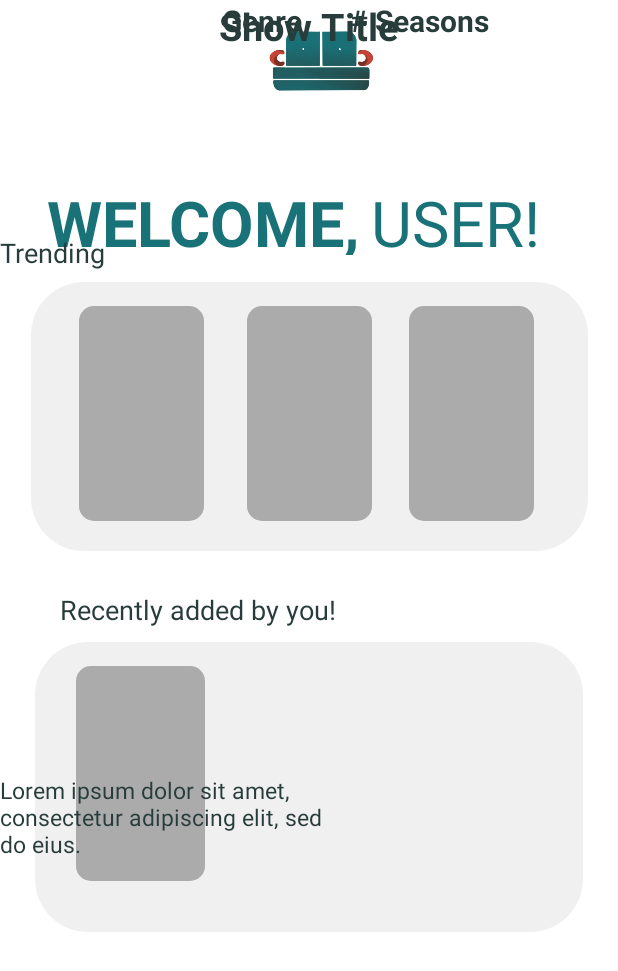
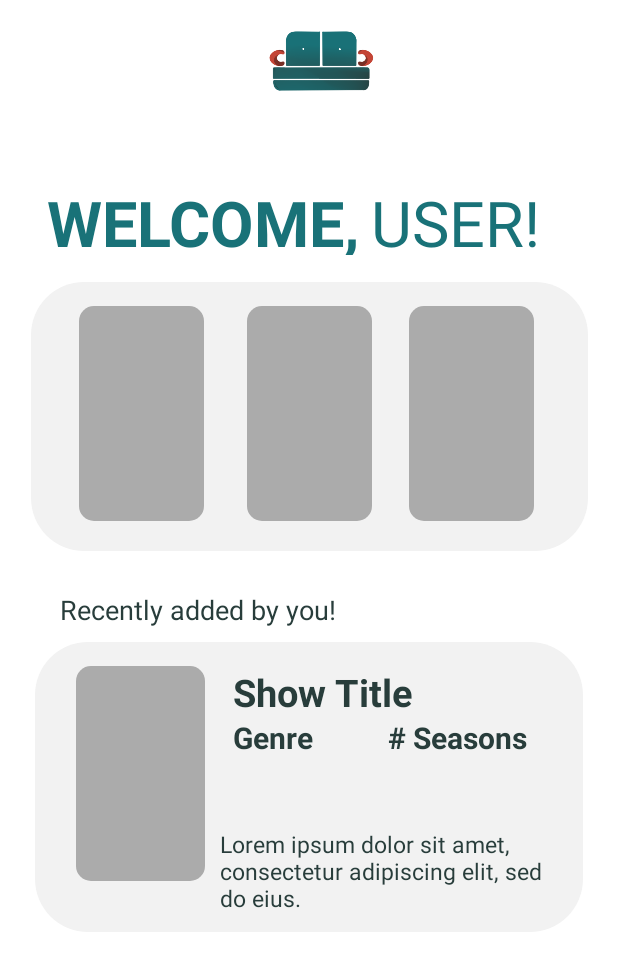
Before and after one commit to nooralyasiri/CSE3311_AndroidApp, an Android app: the layout activity_home_screen.xml on its own in the app's theme, with its tools: preview values and no code run, on a phone screen of 412 x 824 dp. Shown: the top 971 px of the screen. Run offline under Robolectric (Android 15) with nearby library versions, the light colour scheme and no system bars.

Commit message:
change color

```diff
--- a/app/src/main/res/drawable/cardscreen_rounded.xml
+++ b/app/src/main/res/drawable/cardscreen_rounded.xml
@@ -2,6 +2,6 @@
 <shape xmlns:android="http://schemas.android.com/apk/res/android"
     android:shape="rectangle" android:padding="8dp">
     <!-- you can use any color you want I used here gray color-->
-    <solid android:color="#F0F0F0"/>
+    <solid android:color="#F2F2F2"/>
     <corners android:radius="35dp"/>
 </shape>
--- a/app/src/main/res/layout/activity_home_screen.xml
+++ b/app/src/main/res/layout/activity_home_screen.xml
@@ -59,12 +59,17 @@
         android:id="@+id/trending"
         android:layout_width="92dp"
         android:layout_height="35dp"
+        android:layout_marginStart="40dp"
         android:layout_marginTop="156dp"
+        android:layout_marginEnd="297dp"
+        android:layout_marginBottom="561dp"
         android:text="Trending"
         android:textColor="#283D3B"
         android:textSize="18dp"
-        app:layout_constraintTop_toTopOf="parent"
-        tools:layout_editor_absoluteX="40dp" />
+        app:layout_constraintBottom_toBottomOf="parent"
+        app:layout_constraintEnd_toEndOf="parent"
+        app:layout_constraintStart_toStartOf="parent"
+        app:layout_constraintTop_toTopOf="parent" />
 
 
     <TextView
@@ -164,50 +169,74 @@
         android:id="@+id/showTitle"
         android:layout_width="wrap_content"
         android:layout_height="wrap_content"
+        android:layout_marginStart="155dp"
+        android:layout_marginTop="444dp"
+        android:layout_marginEnd="78dp"
+        android:layout_marginBottom="274dp"
         android:text="Show Title"
         android:textColor="#283D3B"
         android:textSize="25dp"
         android:textStyle="bold"
+        app:layout_constraintBottom_toBottomOf="parent"
         app:layout_constraintEnd_toEndOf="parent"
+        app:layout_constraintHorizontal_bias="0.0"
         app:layout_constraintStart_toStartOf="parent"
-        tools:layout_editor_absoluteY="444dp" />
+        app:layout_constraintTop_toTopOf="parent"
+        app:layout_constraintVertical_bias="0.0" />
 
     <TextView
         android:id="@+id/genre"
         android:layout_width="wrap_content"
         android:layout_height="wrap_content"
+        android:layout_marginStart="155dp"
+        android:layout_marginTop="478dp"
+        android:layout_marginEnd="130dp"
+        android:layout_marginBottom="247dp"
         android:text="Genre"
         android:textColor="#283D3B"
         android:textSize="20dp"
         android:textStyle="bold"
+        app:layout_constraintBottom_toBottomOf="parent"
         app:layout_constraintEnd_toEndOf="parent"
-        app:layout_constraintHorizontal_bias="0.413"
+        app:layout_constraintHorizontal_bias="0.0"
         app:layout_constraintStart_toStartOf="parent"
-        tools:layout_editor_absoluteY="478dp" />
+        app:layout_constraintTop_toTopOf="parent"
+        app:layout_constraintVertical_bias="0.0" />
 
     <TextView
         android:id="@+id/seasonCount"
         android:layout_width="wrap_content"
         android:layout_height="wrap_content"
+        android:layout_marginStart="244dp"
+        android:layout_marginTop="478dp"
+        android:layout_marginEnd="25dp"
+        android:layout_marginBottom="247dp"
         android:text="# Seasons"
         android:textColor="#283D3B"
         android:textSize="20dp"
         android:textStyle="bold"
+        app:layout_constraintBottom_toBottomOf="parent"
         app:layout_constraintEnd_toEndOf="parent"
-        app:layout_constraintHorizontal_bias="0.731"
+        app:layout_constraintHorizontal_bias="0.287"
         app:layout_constraintStart_toStartOf="parent"
-        tools:layout_editor_absoluteY="478dp" />
+        app:layout_constraintTop_toTopOf="parent"
+        app:layout_constraintVertical_bias="0.0" />
 
     <TextView
         android:id="@+id/synopsis"
         android:layout_width="217dp"
         android:layout_height="71dp"
+        android:layout_marginStart="155dp"
         android:layout_marginTop="516dp"
+        android:layout_marginEnd="57dp"
+        android:layout_marginBottom="165dp"
         android:text="Lorem ipsum dolor sit amet, consectetur adipiscing elit, sed do eius."
         android:textColor="#283D3B"
         android:textSize="15dp"
-        app:layout_constraintTop_toTopOf="parent"
-        tools:layout_editor_absoluteX="155dp" />
+        app:layout_constraintBottom_toBottomOf="parent"
+        app:layout_constraintEnd_toEndOf="parent"
+        app:layout_constraintStart_toStartOf="parent"
+        app:layout_constraintTop_toTopOf="parent" />
 
 
 </androidx.constraintlayout.widget.ConstraintLayout>
```
